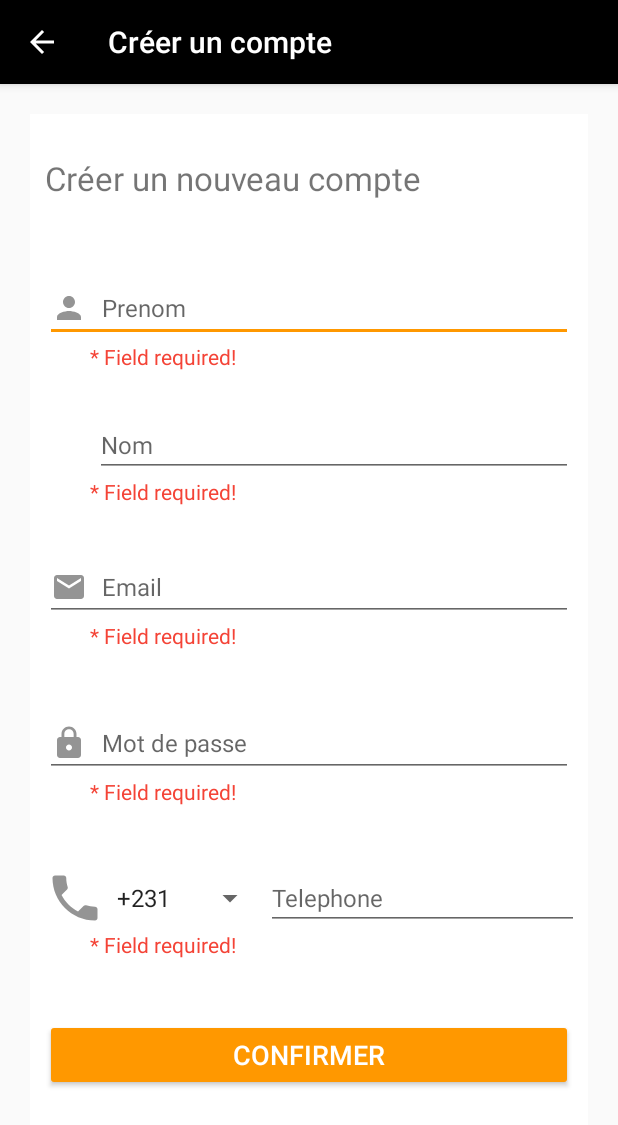
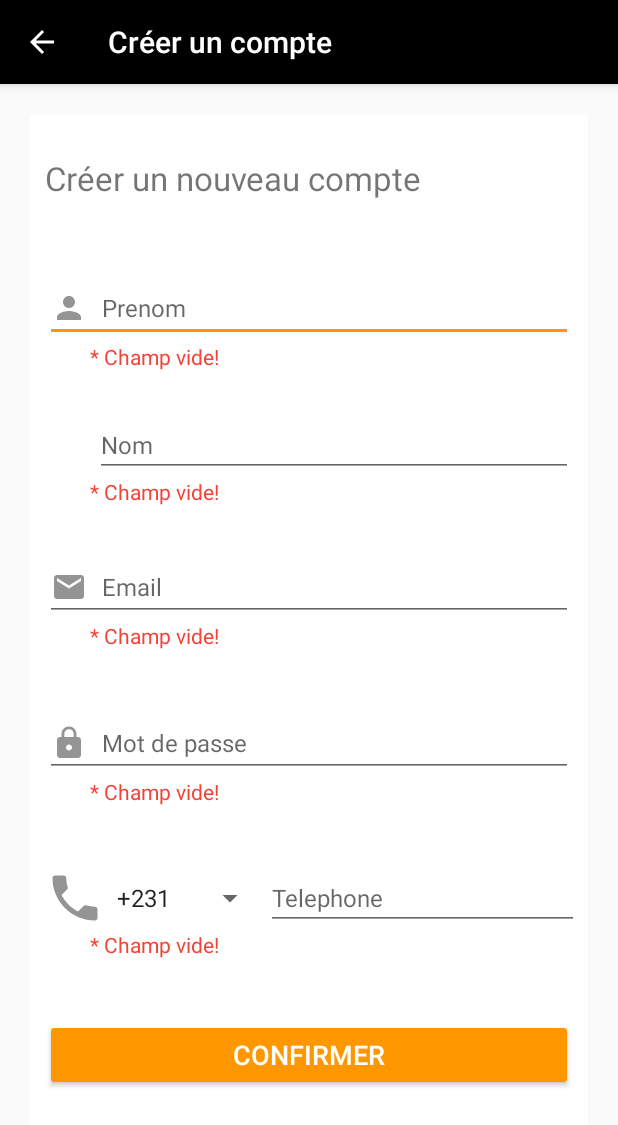
Before and after one commit to Douaa555/cdam_project, an Android app: the RegisterActivity screen opened directly, with no data from a screen before it, after a tap on "CONFIRMER", on a phone screen of 412 x 824 dp. Shown: the top 1125 px of the screen. Run offline under Robolectric (Android 15) with nearby library versions, the phone set to English and light mode, and no system bars.

Commit message:
commit four

```diff
--- a/app/src/main/java/com/example/login/LoginActivity.java
+++ b/app/src/main/java/com/example/login/LoginActivity.java
@@ -58,13 +58,13 @@ public class LoginActivity extends AppCompatActivity {
             if (mailText.isEmpty() || psswdText.isEmpty()) {
 
                 if (mailText.isEmpty()) {
-                    email_err.setText("* Field required!");
+                    email_err.setText("* Champ vide!");
                 } else {
                     email_err.setText("");
                 }
 
                 if (psswdText.isEmpty()) {
-                    mdps_err.setText("* Field required!");
+                    mdps_err.setText("* Champ vide!");
                 } else {
                     mdps_err.setText("");
                 }
--- a/app/src/main/java/com/example/login/RegisterActivity.java
+++ b/app/src/main/java/com/example/login/RegisterActivity.java
@@ -73,31 +73,31 @@ public class RegisterActivity extends AppCompatActivity {
             if (prenomText.isEmpty() || nomText.isEmpty() || emailText.isEmpty() || phoneText.isEmpty() || mdpsText.isEmpty()) {
 
                 if (prenomText.isEmpty()) {
-                    prenom_err.setText("* Field required!");
+                    prenom_err.setText("* Champ vide!");
                 } else {
                     prenom_err.setText("");
                 }
 
                 if (nomText.isEmpty()) {
-                    nom_err.setText("* Field required!");
+                    nom_err.setText("* Champ vide!");
                 } else {
                     nom_err.setText("");
                 }
 
                 if (emailText.isEmpty()) {
-                    email_err.setText("* Field required!");
+                    email_err.setText("* Champ vide!");
                 } else {
                     email_err.setText("");
                 }
 
                 if (mdpsText.isEmpty()) {
-                    mdps_err.setText("* Field required!");
+                    mdps_err.setText("* Champ vide!");
                 } else {
                     mdps_err.setText("");
                 }
 
                 if (phoneText.isEmpty()) {
-                    phone_err.setText("* Field required!");
+                    phone_err.setText("* Champ vide!");
                 } else {
                     phone_err.setText("");
                 }
```
